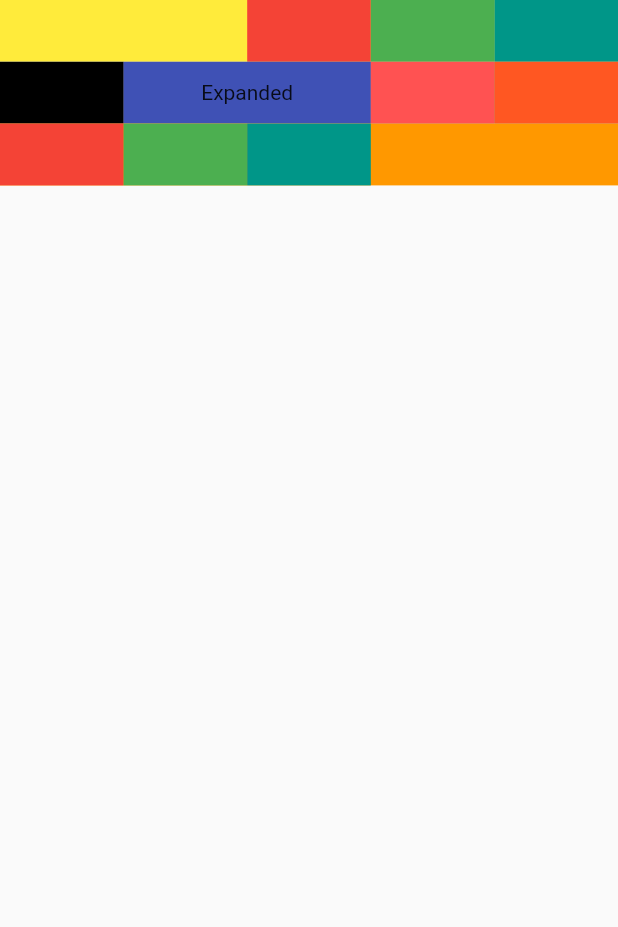
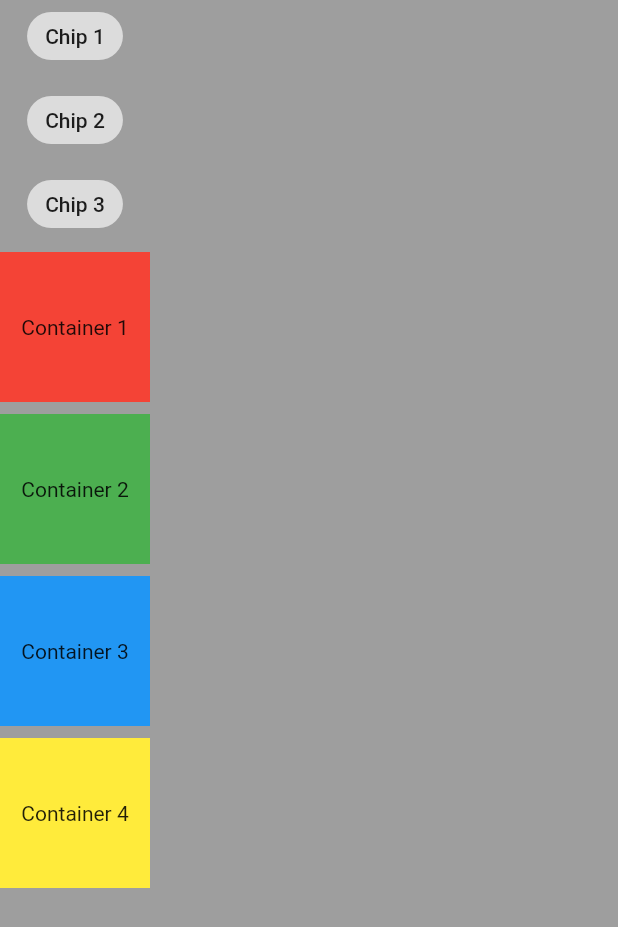
Before and after one commit to SheikhAman/widgets_of_the_week, a Flutter app: the screen it shows after launch, on a phone screen of 412 x 824 dp. Shown: the top 927 px of the screen. Run offline on Flutter 3.47's test engine with Material 2 defaults, Android fonts, the phone set to English and light mode, and no system bars.

Commit message:
wrap widget used with container and chip

```diff
--- a/lib/main.dart
+++ b/lib/main.dart
@@ -1,6 +1,7 @@
 import 'package:flutter/material.dart';
 
 import 'widgets/expanded.dart';
+import 'widgets/wrap.dart';
 
 void main() {
   runApp(const MyApp());
@@ -17,7 +18,7 @@ class MyApp extends StatelessWidget {
       theme: ThemeData(
         primarySwatch: Colors.blue,
       ),
-      home: ExpandedWidget(),
+      home: WrapWidget(),
     );
   }
 }
--- /dev/null
+++ b/lib/widgets/wrap.dart
@@ -0,0 +1,68 @@
+import 'package:flutter/material.dart';
+
+class WrapWidget extends StatelessWidget {
+  const WrapWidget({super.key});
+
+  @override
+  Widget build(BuildContext context) {
+    var deviceHeight = MediaQuery.of(context).size.height;
+    var deviceWidth = MediaQuery.of(context).size.width;
+    return Scaffold(
+      backgroundColor: Colors.grey,
+      body: SafeArea(
+        child: Container(
+            // color: Colors.grey,
+            height: deviceHeight,
+            child: Wrap(
+              crossAxisAlignment: WrapCrossAlignment.center,
+              direction: Axis.vertical,
+              spacing: 8.0,
+              runSpacing: 4.0,
+              children: <Widget>[
+                Chip(
+                  label: Text('Chip 1'),
+                ),
+                Chip(
+                  label: Text('Chip 2'),
+                ),
+                Chip(
+                  label: Text('Chip 3'),
+                ),
+                Container(
+                  width: 100,
+                  height: 100,
+                  color: Colors.red,
+                  child: const Center(
+                    child: Text('Container 1'),
+                  ),
+                ),
+                Container(
+                  width: 100.0,
+                  height: 100.0,
+                  color: Colors.green,
+                  child: Center(
+                    child: Text('Container 2'),
+                  ),
+                ),
+                Container(
+                  width: 100.0,
+                  height: 100.0,
+                  color: Colors.blue,
+                  child: Center(
+                    child: Text('Container 3'),
+                  ),
+                ),
+                Container(
+                  width: 100.0,
+                  height: 100.0,
+                  color: Colors.yellow,
+                  child: Center(
+                    child: Text('Container 4'),
+                  ),
+                ),
+              ],
+            )),
+      ),
+    );
+  }
+}
```
